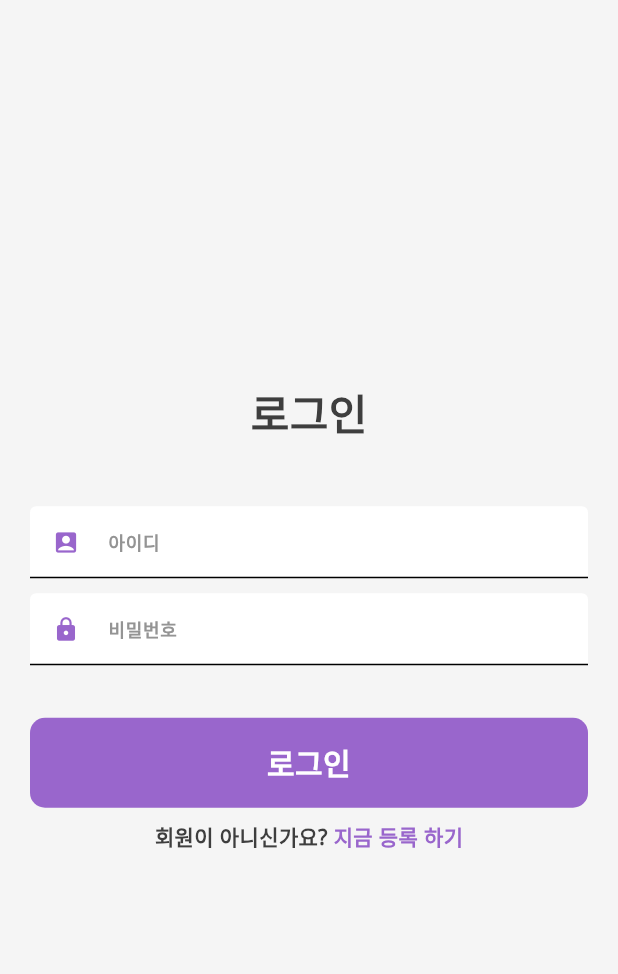
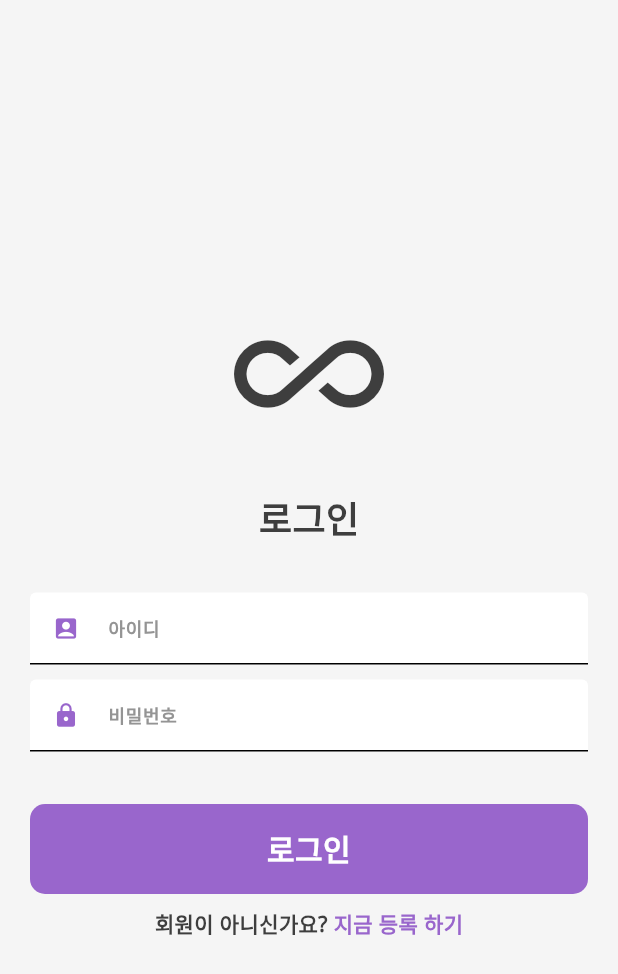
Before and after one commit to kihyun1998/your_turn, a Flutter app: the screen it shows after launch, on a phone screen of 412 x 824 dp. Shown: the top 974 px of the screen. Run offline on Flutter 3.47's test engine with Material 3 defaults, Android fonts, the phone set to English and light mode, and no system bars; our stand-ins replace firebase_core, flutter_riverpod, riverpod_annotation; accounts and stored records are empty; generated files the repository leaves out were written again; project files that could hold a hidden picture were left out.

Commit message:
아이콘 추가

```diff
--- a/lib/pages/login_page.dart
+++ b/lib/pages/login_page.dart
@@ -19,13 +19,20 @@ class LoginPage extends ConsumerWidget {
           child: Column(
             mainAxisAlignment: MainAxisAlignment.center,
             children: [
-              /// text
-              Text(
-                "로그인",
-                style: ref.theme.font.headline1,
+              Icon(
+                Icons.all_inclusive,
+                color: ref.theme.color.text,
+                size: 100,
               ),
 
-              const SizedBox(height: 40),
+              /// text
+              Container(
+                margin: const EdgeInsets.all(30),
+                child: Text(
+                  "로그인",
+                  style: ref.theme.font.headline2,
+                ),
+              ),
 
               /// id text fiedl
               CustomTextField(
```
